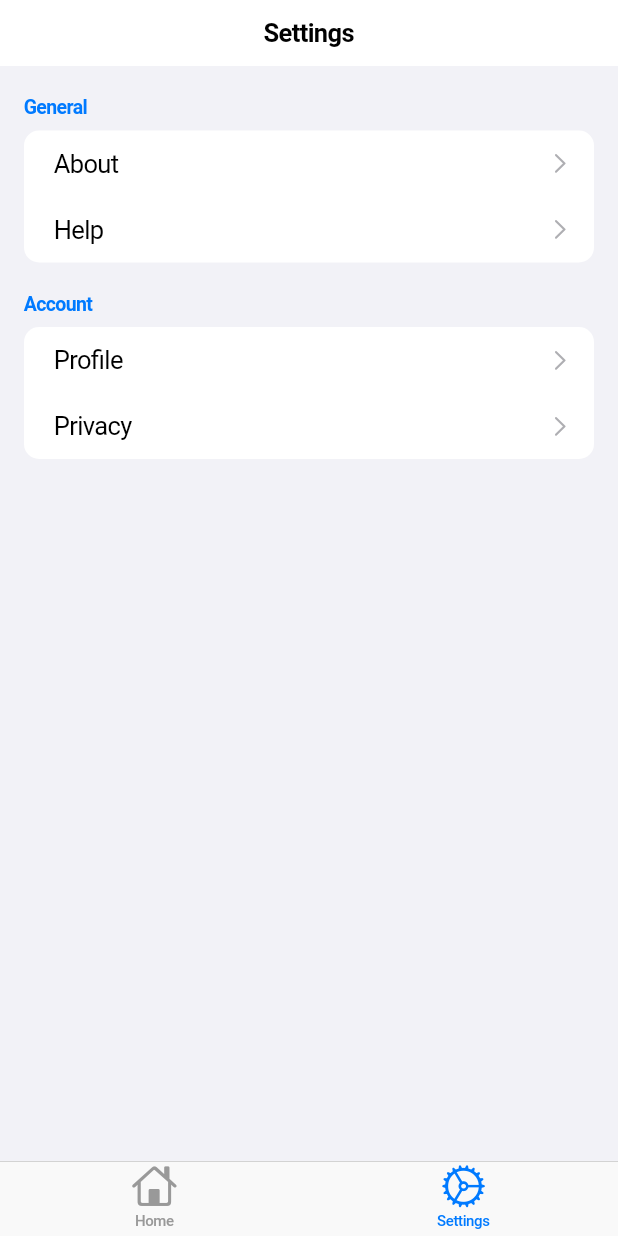
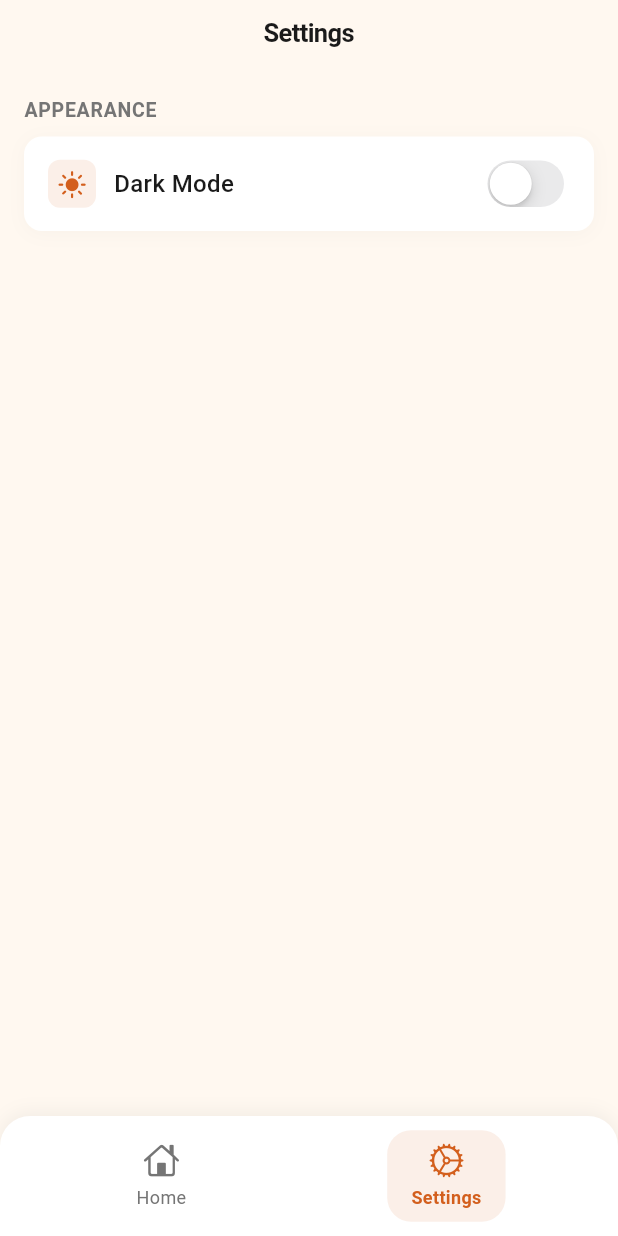
Before and after one commit to jaysonkaynneth/ubee, a Flutter app: the screen it shows after launch, after a tap on "Settings", on a phone screen of 412 x 824 dp. Run offline on Flutter 3.47's test engine with Material 3 defaults, Android fonts, the light colour scheme and no system bars; our stand-ins replace get, just_audio, shared_preferences; missing offline and left inert: ffmpeg_kit_flutter_new, youtube_explode_dart; network calls fail.

Commit message:
Changed tab_view to make tab bar custom and more in theme, added dark mode, removed unused settings buttons

```diff
--- a/lib/bindings/app_binding.dart
+++ b/lib/bindings/app_binding.dart
@@ -1,10 +1,12 @@
 import 'package:get/get.dart';
 import '../controllers/tab_controller.dart';
 import '../controllers/form_controller.dart';
+import '../theme/app_colors.dart';
 
 class AppBinding extends Bindings {
   @override
   void dependencies() {
+    Get.put(ThemeController());
     Get.put(TabViewController());
     Get.put(FormController());
   }
--- a/lib/theme/app_colors.dart
+++ b/lib/theme/app_colors.dart
@@ -1,36 +1,59 @@
 import 'package:flutter/cupertino.dart';
+import 'package:get/get.dart';
+
+class ThemeController extends GetxController {
+  final RxBool isDarkMode = false.obs;
+
+  void toggleTheme() {
+    isDarkMode.value = !isDarkMode.value;
+  }
+}
 
 class AppColors {
-  // Primary colors from logo
-  static const Color primary = Color(0xFFD35F1D); // Orange
-  static const Color secondary = Color(0xFFFFB800); // Yellow
-  static const Color accent = Color(0xFFFFF3E0); // Off-white
+  static final _themeController = Get.find<ThemeController>();
 
-  // Derived colors for UI
-  static const Color background = Color(
-    0xFFFFF8F0,
-  ); // Light off-white background
-  static const Color cardBackground = Color(0xFFFFFFFF); // Pure white for cards
-  static const Color textPrimary = Color(0xFF1A1A1A); // Soft black for text
-  static const Color textSecondary = Color(
-    0xFF757575,
-  ); // Grey for secondary text
+  static const Color primary = Color(0xFFD35F1D);
+  static const Color secondary = Color(0xFFFFB800);
+  static const Color accent = Color(0xFFFFF3E0);
 
-  // Functional colors
-  static const Color success = Color(0xFF4CAF50); // Green for success states
-  static const Color error = Color(0xFFE57373); // Soft red for errors
-  static const Color disabled = Color(0xFFE0E0E0); // Grey for disabled states
+  static const Color _lightBackground = Color(0xFFFFF8F0);
+  static const Color _lightCardBackground = Color(0xFFFFFFFF);
+  static const Color _lightTextPrimary = Color(0xFF1A1A1A);
+  static const Color _lightTextSecondary = Color(0xFF757575);
 
-  // Gradients
+  static const Color _darkBackground = Color(0xFF1A1A1A);
+  static const Color _darkCardBackground = Color(0xFF2D2D2D);
+  static const Color _darkTextPrimary = Color(0xFFFFFFFF);
+  static const Color _darkTextSecondary = Color(0xFFB0B0B0);
+
+  static Color get background =>
+      _themeController.isDarkMode.value ? _darkBackground : _lightBackground;
+
+  static Color get cardBackground =>
+      _themeController.isDarkMode.value
+          ? _darkCardBackground
+          : _lightCardBackground;
+
+  static Color get textPrimary =>
+      _themeController.isDarkMode.value ? _darkTextPrimary : _lightTextPrimary;
+
+  static Color get textSecondary =>
+      _themeController.isDarkMode.value
+          ? _darkTextSecondary
+          : _lightTextSecondary;
+
+  static const Color success = Color(0xFF4CAF50);
+  static const Color error = Color(0xFFE57373);
+  static const Color disabled = Color(0xFFE0E0E0);
+
   static const List<Color> primaryGradient = [
-    Color(0xFFD35F1D), // Orange
-    Color(0xFFE67E22), // Lighter orange
+    Color(0xFFD35F1D),
+    Color(0xFFE67E22),
   ];
 
-  // Player specific colors
   static const Color sliderActive = primary;
-  static const Color sliderInactive = Color(0xFFFFE0B2); // Light orange
+  static const Color sliderInactive = Color(0xFFFFE0B2);
   static const Color playButtonBackground = secondary;
   static const Color captionHighlight = primary;
-  static const Color captionNormal = textPrimary;
+  static Color get captionNormal => textPrimary;
 }
--- a/lib/views/home_view.dart
+++ b/lib/views/home_view.dart
@@ -11,7 +11,8 @@ class HomeView extends GetView<FormController> {
 
   @override
   Widget build(BuildContext context) {
-    return CupertinoPageScaffold(
+    return Obx(
+      () => CupertinoPageScaffold(
         backgroundColor: AppColors.background,
         navigationBar: CupertinoNavigationBar(
           backgroundColor: AppColors.background,
@@ -21,6 +22,7 @@ class HomeView extends GetView<FormController> {
             child: Icon(CupertinoIcons.add, color: AppColors.primary),
             onPressed: () => _showAddModal(),
           ),
+          border: null,
         ),
         child: SafeArea(
           child: Obx(
@@ -51,6 +53,7 @@ class HomeView extends GetView<FormController> {
                     ),
           ),
         ),
+      ),
     );
   }
 
--- a/lib/views/settings_view.dart
+++ b/lib/views/settings_view.dart
@@ -1,51 +1,49 @@
 import 'package:flutter/cupertino.dart';
+import 'package:flutter/material.dart';
 import 'package:get/get.dart';
+import '../theme/app_colors.dart';
 
 class SettingsView extends GetView {
   const SettingsView({Key? key}) : super(key: key);
 
   @override
   Widget build(BuildContext context) {
-    return CupertinoPageScaffold(
-      navigationBar: const CupertinoNavigationBar(middle: Text('Settings')),
+    final themeController = Get.find<ThemeController>();
+
+    return Obx(
+      () => CupertinoPageScaffold(
+        backgroundColor: AppColors.background,
+        navigationBar: CupertinoNavigationBar(
+          backgroundColor: AppColors.background,
+          middle: Text(
+            'Settings',
+            style: TextStyle(color: AppColors.textPrimary),
+          ),
+          border: null,
+        ),
         child: SafeArea(
           child: Container(
-          color: CupertinoColors.systemGroupedBackground,
+            color: AppColors.background,
             child: ListView(
               children: [
                 const SizedBox(height: 20),
                 _buildSection(
-                title: 'General',
+                  title: 'Appearance',
                   children: [
-                  CupertinoListTile(
-                    title: const Text('About'),
-                    trailing: const CupertinoListTileChevron(),
-                    onTap: () {},
-                  ),
-                  CupertinoListTile(
-                    title: const Text('Help'),
-                    trailing: const CupertinoListTileChevron(),
-                    onTap: () {},
+                    _buildSwitchTile(
+                      title: 'Dark Mode',
+                      icon:
+                          themeController.isDarkMode.value
+                              ? CupertinoIcons.moon_fill
+                              : CupertinoIcons.sun_max_fill,
+                      value: themeController.isDarkMode.value,
+                      onChanged: (value) => themeController.toggleTheme(),
                     ),
                   ],
                 ),
-              const SizedBox(height: 20),
-              _buildSection(
-                title: 'Account',
-                children: [
-                  CupertinoListTile(
-                    title: const Text('Profile'),
-                    trailing: const CupertinoListTileChevron(),
-                    onTap: () {},
-                  ),
-                  CupertinoListTile(
-                    title: const Text('Privacy'),
-                    trailing: const CupertinoListTileChevron(),
-                    onTap: () {},
-                  ),
+                const SizedBox(height: 40),
               ],
             ),
-            ],
           ),
         ),
       ),
@@ -62,23 +60,120 @@ class SettingsView extends GetView {
         Padding(
           padding: const EdgeInsets.only(left: 16, bottom: 8),
           child: Text(
-            title,
-            style: const TextStyle(
-              color: CupertinoColors.systemBlue,
+            title.toUpperCase(),
+            style: TextStyle(
+              color: AppColors.textSecondary,
               fontSize: 13,
-              fontWeight: FontWeight.bold,
+              fontWeight: FontWeight.w600,
+              letterSpacing: 0.5,
             ),
           ),
         ),
         Container(
           margin: const EdgeInsets.symmetric(horizontal: 16),
           decoration: BoxDecoration(
-            color: CupertinoColors.systemBackground,
-            borderRadius: BorderRadius.circular(10),
+            color: AppColors.cardBackground,
+            borderRadius: BorderRadius.circular(12),
+            boxShadow: [
+              BoxShadow(
+                color: AppColors.textSecondary.withOpacity(0.05),
+                blurRadius: 10,
+                offset: const Offset(0, 2),
+              ),
+            ],
           ),
           child: Column(children: children),
         ),
       ],
     );
   }
+
+  Widget _buildListTile({
+    required String title,
+    required IconData icon,
+    required VoidCallback onTap,
+  }) {
+    return CupertinoButton(
+      padding: EdgeInsets.zero,
+      onPressed: onTap,
+      child: Container(
+        padding: const EdgeInsets.symmetric(horizontal: 16, vertical: 12),
+        child: Row(
+          children: [
+            Container(
+              padding: const EdgeInsets.all(6),
+              decoration: BoxDecoration(
+                color: AppColors.primary.withOpacity(0.1),
+                borderRadius: BorderRadius.circular(8),
+              ),
+              child: Icon(icon, color: AppColors.primary, size: 20),
+            ),
+            const SizedBox(width: 12),
+            Expanded(
+              child: Text(
+                title,
+                style: TextStyle(
+                  color: AppColors.textPrimary,
+                  fontSize: 16,
+                  fontWeight: FontWeight.w500,
+                ),
+              ),
+            ),
+            Icon(
+              CupertinoIcons.chevron_right,
+              color: AppColors.textSecondary,
+              size: 16,
+            ),
+          ],
+        ),
+      ),
+    );
   }
+
+  Widget _buildSwitchTile({
+    required String title,
+    required IconData icon,
+    required bool value,
+    required ValueChanged<bool> onChanged,
+  }) {
+    return Container(
+      padding: const EdgeInsets.symmetric(horizontal: 16, vertical: 12),
+      child: Row(
+        children: [
+          Container(
+            padding: const EdgeInsets.all(6),
+            decoration: BoxDecoration(
+              color: AppColors.primary.withOpacity(0.1),
+              borderRadius: BorderRadius.circular(8),
+            ),
+            child: Icon(icon, color: AppColors.primary, size: 20),
+          ),
+          const SizedBox(width: 12),
+          Expanded(
+            child: Text(
+              title,
+              style: TextStyle(
+                color: AppColors.textPrimary,
+                fontSize: 16,
+                fontWeight: FontWeight.w500,
+              ),
+            ),
+          ),
+          CupertinoSwitch(
+            value: value,
+            onChanged: onChanged,
+            activeColor: AppColors.primary,
+          ),
+        ],
+      ),
+    );
+  }
+
+  Widget _buildDivider() {
+    return Container(
+      height: 1,
+      margin: const EdgeInsets.only(left: 50),
+      color: AppColors.disabled.withOpacity(0.3),
+    );
+  }
+}
--- a/lib/views/tab_view.dart
+++ b/lib/views/tab_view.dart
@@ -1,6 +1,8 @@
 import 'package:flutter/cupertino.dart';
+import 'package:flutter/material.dart';
 import 'package:get/get.dart';
 import '../controllers/tab_controller.dart';
+import '../theme/app_colors.dart';
 import 'home_view.dart';
 import 'settings_view.dart';
 
@@ -13,40 +15,98 @@ class TabView extends GetView<TabViewController> {
       init: TabViewController(),
       builder: (controller) {
         return Obx(
-          () => CupertinoTabScaffold(
-            tabBar: CupertinoTabBar(
-              currentIndex: controller.selectedIndex.value,
-              onTap: controller.changeTab,
-              items: const [
-                BottomNavigationBarItem(
-                  icon: Icon(CupertinoIcons.home),
-                  label: 'Home',
+          () => Scaffold(
+            backgroundColor: AppColors.background,
+            body: Obx(
+              () => IndexedStack(
+                index: controller.selectedIndex.value,
+                children: const [HomeView(), SettingsView()],
+              ),
+            ),
+            bottomNavigationBar: Container(
+              decoration: BoxDecoration(
+                color: AppColors.cardBackground,
+                borderRadius: const BorderRadius.only(
+                  topLeft: Radius.circular(20),
+                  topRight: Radius.circular(20),
                 ),
-                BottomNavigationBarItem(
-                  icon: Icon(CupertinoIcons.settings),
-                  label: 'Settings',
+                boxShadow: [
+                  BoxShadow(
+                    color: AppColors.textSecondary.withOpacity(0.1),
+                    blurRadius: 10,
+                    offset: const Offset(0, -2),
+                  ),
+                ],
+              ),
+              child: SafeArea(
+                child: Container(
+                  height: 80,
+                  padding: const EdgeInsets.symmetric(horizontal: 16),
+                  child: Obx(
+                    () => Row(
+                      mainAxisAlignment: MainAxisAlignment.spaceAround,
+                      children: [
+                        _buildTabItem(
+                          icon: CupertinoIcons.home,
+                          label: 'Home',
+                          isSelected: controller.selectedIndex.value == 0,
+                          onTap: () => controller.changeTab(0),
+                        ),
+                        _buildTabItem(
+                          icon: CupertinoIcons.settings,
+                          label: 'Settings',
+                          isSelected: controller.selectedIndex.value == 1,
+                          onTap: () => controller.changeTab(1),
+                        ),
+                      ],
+                    ),
+                  ),
                 ),
-              ],
+              ),
             ),
-            tabBuilder: (context, index) {
-              switch (index) {
-                case 0:
-                  return CupertinoTabView(
-                    builder: (context) => const HomeView(),
-                  );
-                case 1:
-                  return CupertinoTabView(
-                    builder: (context) => const SettingsView(),
-                  );
-                default:
-                  return CupertinoTabView(
-                    builder: (context) => const HomeView(),
-                  );
-              }
-            },
           ),
         );
       },
     );
   }
+
+  Widget _buildTabItem({
+    required IconData icon,
+    required String label,
+    required bool isSelected,
+    required VoidCallback onTap,
+  }) {
+    return GestureDetector(
+      onTap: onTap,
+      child: Container(
+        padding: const EdgeInsets.symmetric(horizontal: 16, vertical: 8),
+        decoration: BoxDecoration(
+          color:
+              isSelected
+                  ? AppColors.primary.withOpacity(0.1)
+                  : Colors.transparent,
+          borderRadius: BorderRadius.circular(16),
+        ),
+        child: Column(
+          mainAxisSize: MainAxisSize.min,
+          children: [
+            Icon(
+              icon,
+              color: isSelected ? AppColors.primary : AppColors.textSecondary,
+              size: 24,
+            ),
+            const SizedBox(height: 4),
+            Text(
+              label,
+              style: TextStyle(
+                color: isSelected ? AppColors.primary : AppColors.textSecondary,
+                fontSize: 12,
+                fontWeight: isSelected ? FontWeight.w600 : FontWeight.normal,
+              ),
+            ),
+          ],
+        ),
+      ),
+    );
+  }
 }
--- a/lib/widgets/download_item_card.dart
+++ b/lib/widgets/download_item_card.dart
@@ -81,7 +81,7 @@ class DownloadItemCard extends StatelessWidget {
                           child: Text(
                             item.duration!,
                             style: TextStyle(
-                              color: AppColors.accent,
+                              color: CupertinoColors.black,
                               fontSize: 12,
                               fontWeight: FontWeight.w500,
                             ),
@@ -144,7 +144,7 @@ class DownloadItemCard extends StatelessWidget {
                   child: Icon(
                     CupertinoIcons.delete,
                     size: 16,
-                    color: AppColors.accent,
+                    color: CupertinoColors.black,
                   ),
                 ),
                 onPressed: () {
```
Lines whose indentation alone changed are shown as unchanged.
